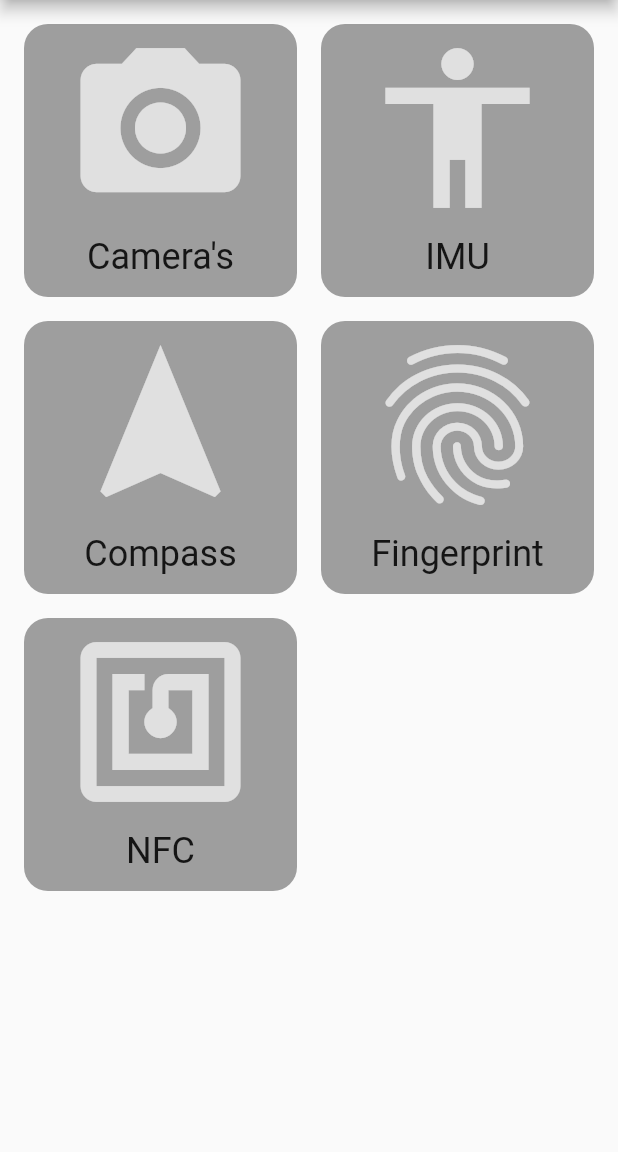
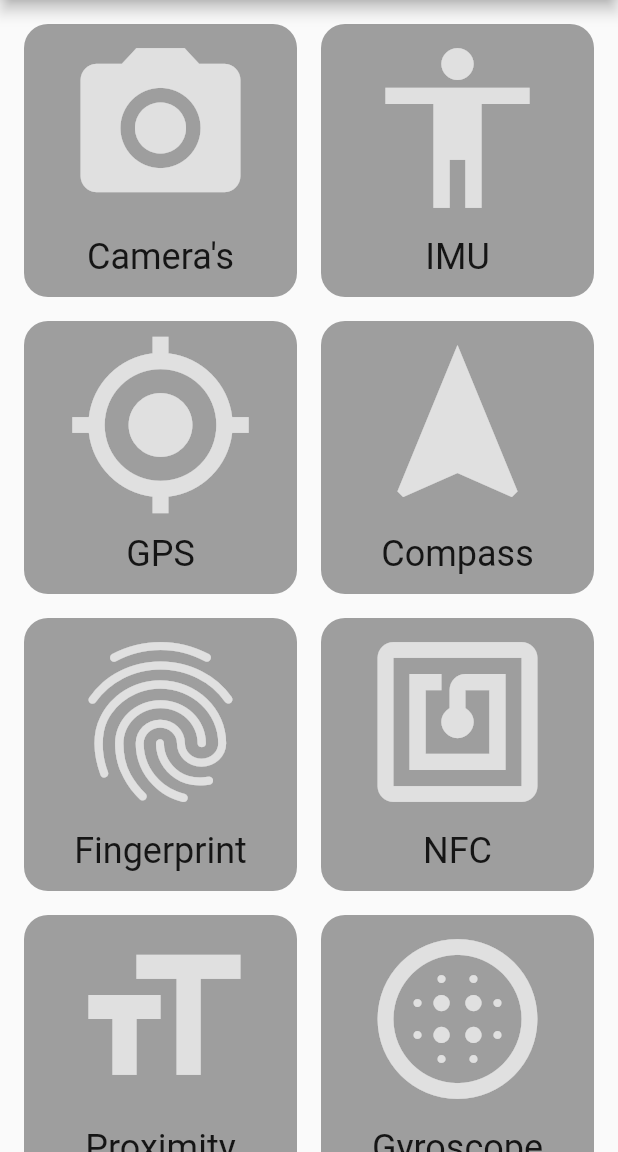
Before and after one commit to BYU-AGV/igvc_sensor_app, a Flutter app: the screen it shows after launch, on a phone screen of 412 x 824 dp, the part 84-1236 px from its top. Run offline on Flutter 3.47's test engine with Material 2 defaults, Android fonts, the phone set to English and light mode, and no system bars; our stand-ins replace camera, charts_flutter, sensors.

Commit message:
- Added flutter_charts to the project

```diff
--- a/lib/main.dart
+++ b/lib/main.dart
@@ -1,5 +1,6 @@
 import 'package:flutter/material.dart';
-import 'sensor.dart';
+import 'package:igvc/Cameras.dart';
+import 'package:igvc/imu.dart';
 
 void main() => runApp(MyApp());
 
@@ -8,7 +9,7 @@ class MyApp extends StatelessWidget {
   @override
   Widget build(BuildContext context) {
     return MaterialApp(
-      title: 'Flutter Demo',
+      title: 'IGVC Sensors',
       theme: ThemeData(
         primaryColor: Colors.black,
         accentColor: Colors.grey,
@@ -31,11 +32,14 @@ class _MyHomePageState extends State<MyHomePage> {
   @override
   Widget build(BuildContext context) {
     var sensors = [
-      new Sensor(title: "Camera's", icon: Icons.camera_alt),
-      new Sensor(title: "IMU", icon: Icons.accessibility),
-      new Sensor(title: "Compass", icon: Icons.navigation),
-      new Sensor(title: "Fingerprint", icon: Icons.fingerprint),
-      new Sensor(title: "NFC", icon: Icons.nfc)
+      new Cameras.def(),
+      new IMU.def(),
+      new Cameras(title: "GPS", icon: Icons.gps_fixed),
+      new Cameras(title: "Compass", icon: Icons.navigation),
+      new Cameras(title: "Fingerprint", icon: Icons.fingerprint),
+      new Cameras(title: "NFC", icon: Icons.nfc),
+      new Cameras(title: "Proximity", icon: Icons.format_size),
+      new Cameras(title: "Gyroscope", icon: Icons.blur_circular)
     ];
     return Scaffold(
       appBar: AppBar(
@@ -48,7 +52,14 @@ class _MyHomePageState extends State<MyHomePage> {
             mainAxisSpacing: 16,
             crossAxisSpacing: 16,
             children: List.generate(sensors.length, (index) {
-              return Container(
+              return GestureDetector(
+                onTap: () {
+                  Navigator.push(
+                    context,
+                    MaterialPageRoute(builder: (context) => sensors[index].buildPage()),
+                  );
+                },
+                child: Container(
                   decoration: BoxDecoration(
                       color: Theme.of(context).accentColor,
                       borderRadius: BorderRadius.all(Radius.circular(16.0))),
@@ -71,6 +82,7 @@ class _MyHomePageState extends State<MyHomePage> {
                       ],
                     ),
                   ),
+                ),
               );
             })),
       ),
--- a/lib/sensor.dart
+++ b/lib/sensor.dart
@@ -1,8 +1,10 @@
 import 'package:flutter/cupertino.dart';
 
-class Sensor {
+abstract class Sensor {
   String title;
   IconData icon;
 
   Sensor({this.title, this.icon});
+
+  Widget buildPage();
 }
--- a/pubspec.yaml
+++ b/pubspec.yaml
@@ -25,6 +25,8 @@ dependencies:
   # The following adds the Cupertino Icons font to your application.
   # Use with the CupertinoIcons class for iOS style icons.
   cupertino_icons: ^0.1.2
+  charts_flutter: ^0.5.0
+#  flutter_opencv: ^0.0.3
 
 dev_dependencies:
   flutter_test:
```
Also changed, not shown: lib/Cameras.dart (added, +90 -0 lines), lib/imu.dart (added, +111 -0 lines). Lines whose indentation alone changed are shown as unchanged.
